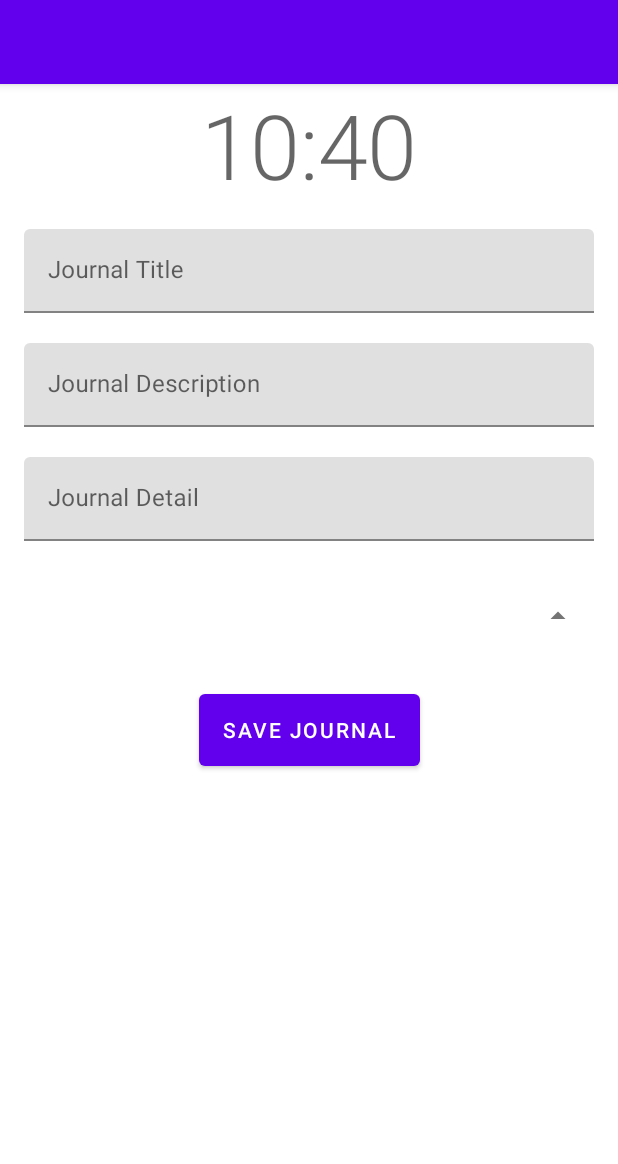
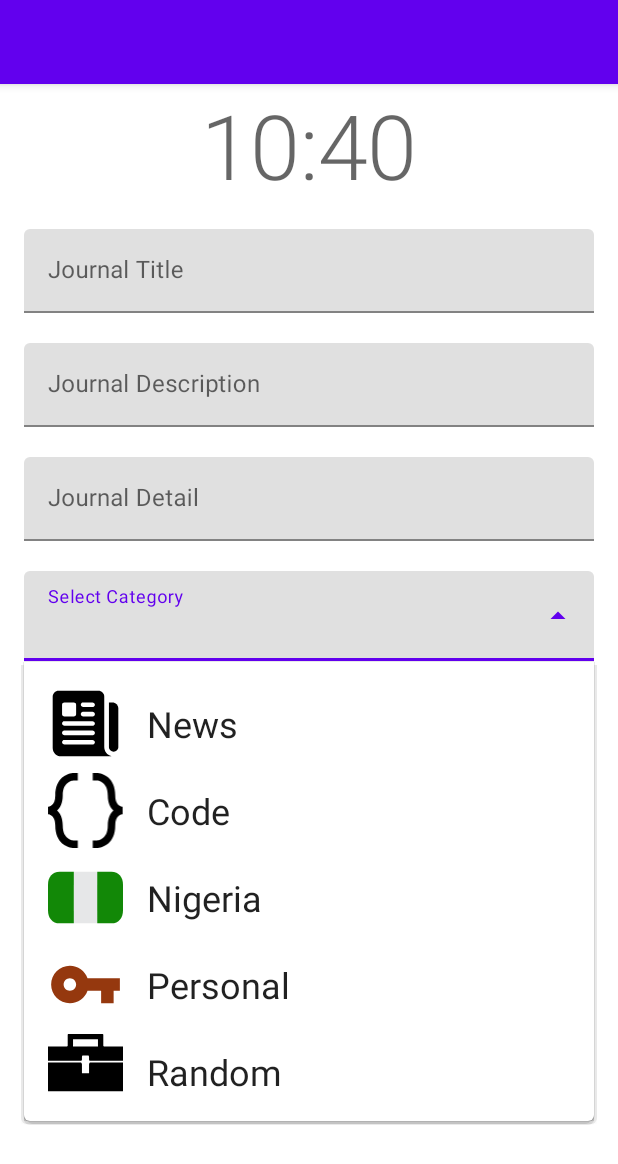
Before and after one commit to kulloveth/MaiJournal, an Android app: the AddEditJournalFragment screen opened through its navigation route, after a tap on an icon or button, on a phone screen of 412 x 824 dp. Shown: the top 1164 px of the screen. Run offline under Robolectric (Android 15) with nearby library versions, the phone set to English and light mode, and no system bars; our stand-ins replace Room's generated code, data binding.

Commit message:
create journal dao

```diff
--- a/app/build.gradle
+++ b/app/build.gradle
@@ -10,7 +10,7 @@ android {
 
     defaultConfig {
         applicationId "com.example.maijournal"
-        minSdkVersion 16
+        minSdkVersion 17
         targetSdkVersion 30
         versionCode 1
         versionName "1.0"
--- a/app/src/main/res/layout/fragment_add_edit_journal.xml
+++ b/app/src/main/res/layout/fragment_add_edit_journal.xml
@@ -70,7 +70,7 @@
                 android:id="@+id/descTv"
                 android:layout_width="match_parent"
                 android:layout_height="match_parent"
-                android:maxLines="4" />
+                android:maxLines="3" />
         </com.google.android.material.textfield.TextInputLayout>
 
         <com.google.android.material.textfield.TextInputLayout
@@ -87,6 +87,7 @@
             <com.google.android.material.textfield.TextInputEditText
                 android:id="@+id/detailTv"
                 android:layout_width="match_parent"
+                android:inputType="textMultiLine"
                 android:layout_height="match_parent" />
         </com.google.android.material.textfield.TextInputLayout>
 
@@ -105,7 +106,7 @@
                 android:id="@+id/categoriesTv"
                 android:layout_width="match_parent"
                 android:layout_height="match_parent"
-                android:visibility="gone"
+                android:drawablePadding="@dimen/standard_padding"
                 android:inputType="none" />
 
         </com.google.android.material.textfield.TextInputLayout>
--- a/app/src/main/res/layout/item_layout.xml
+++ b/app/src/main/res/layout/item_layout.xml
@@ -1,17 +1,20 @@
 <?xml version="1.0" encoding="utf-8"?>
 <androidx.constraintlayout.widget.ConstraintLayout xmlns:android="http://schemas.android.com/apk/res/android"
-    android:layout_width="match_parent"
+    android:layout_width="wrap_content"
     android:layout_height="wrap_content"
     xmlns:app="http://schemas.android.com/apk/res-auto"
     xmlns:tools="http://schemas.android.com/tools">
 
 
     <ImageView
-        android:layout_width="wrap_content"
-        android:layout_height="wrap_content"
+        android:layout_width="50dp"
+        android:layout_height="50dp"
         android:id="@+id/categoryIv"
         app:layout_constraintTop_toTopOf="parent"
-        android:src="@drawable/ic_random"
+        android:layout_marginStart="@dimen/standard_padding"
+        android:layout_marginLeft="@dimen/standard_padding"
+        android:layout_marginTop="8dp"
+        android:scaleType="centerCrop"
         app:layout_constraintStart_toStartOf="parent"/>
 
     <TextView
@@ -19,7 +22,11 @@
         android:layout_height="wrap_content"
         tools:text="category"
         android:id="@+id/categoryTv"
+        android:textAppearance="@style/TextAppearance.MaterialComponents.Headline5"
+        android:layout_marginStart="@dimen/standard_padding"
+        android:layout_marginLeft="@dimen/standard_padding"
         app:layout_constraintStart_toEndOf="@id/categoryIv"
-        app:layout_constraintTop_toTopOf="parent"/>
+        app:layout_constraintTop_toTopOf="@id/categoryIv"
+        app:layout_constraintBottom_toBottomOf="@id/categoryIv"/>
 
 </androidx.constraintlayout.widget.ConstraintLayout>
```
Also changed, not shown: app/src/main/java/com/example/maijournal/data/db/dao/JournalDao.kt (+15 -1 lines), app/src/main/java/com/example/maijournal/data/model/Journal.kt (+3 -4 lines), app/src/main/java/com/example/maijournal/ui/journal/AddEditJournalFragment.kt (+13 -5 lines).
